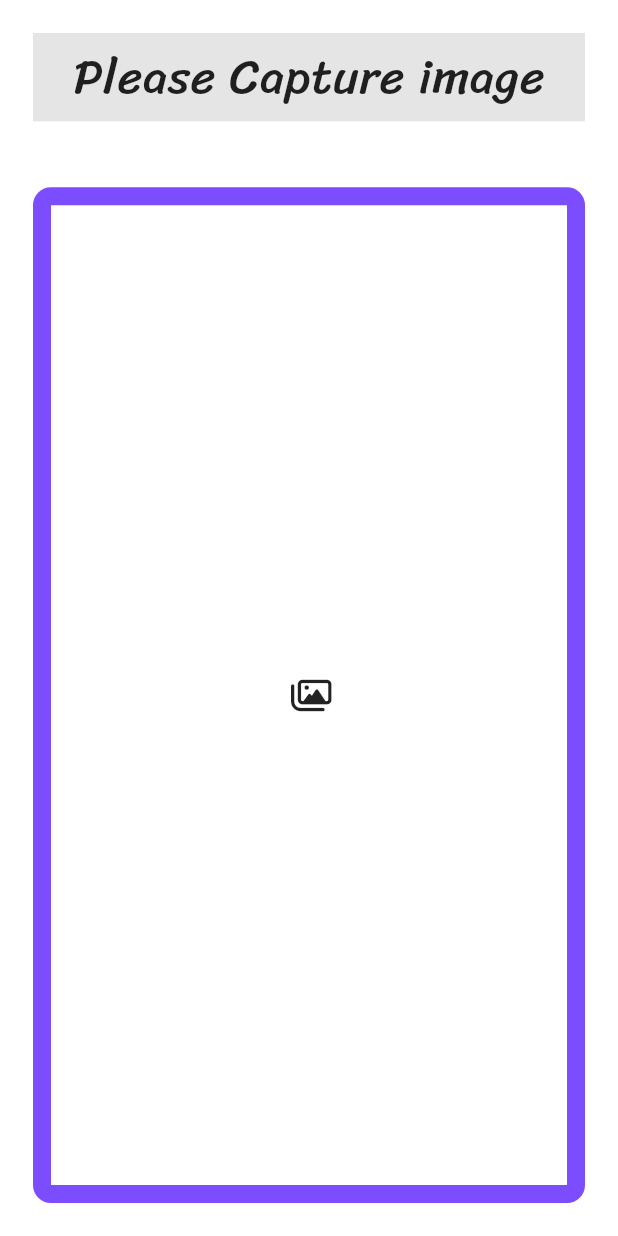
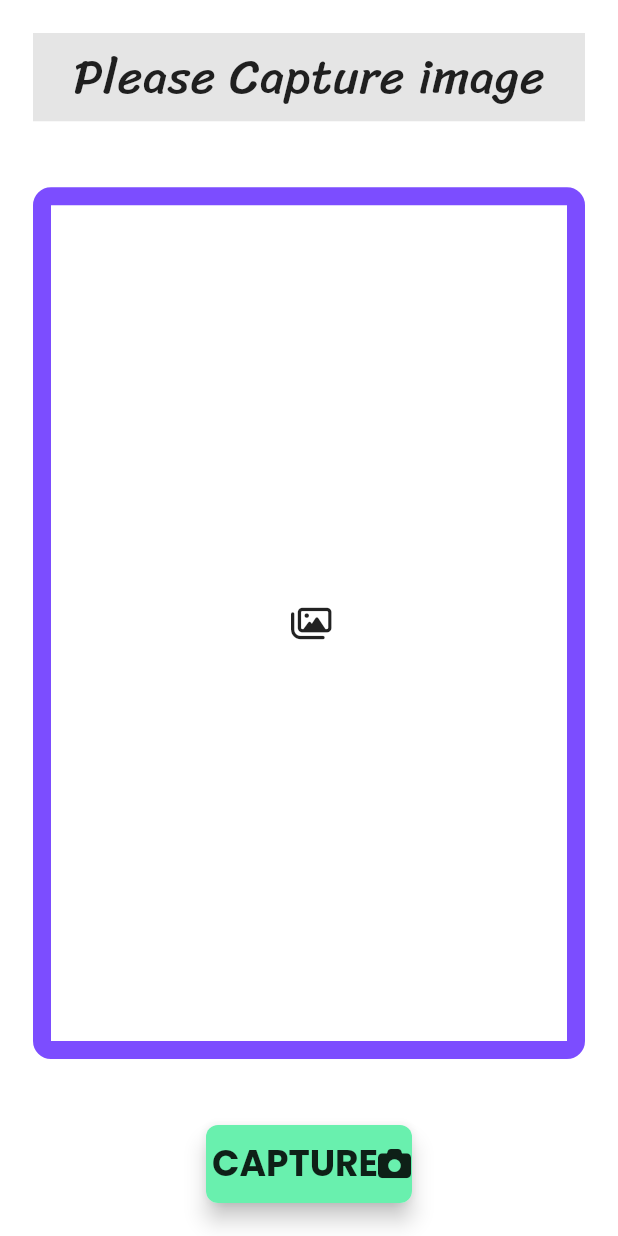
Before and after one commit to babasahi/Nebat, a Flutter app: the screen it shows after launch, on a phone screen of 412 x 824 dp. Run offline on Flutter 3.47's test engine with Material 2 defaults, Android fonts, the phone set to English and light mode, and no system bars; drawn by our look-alikes of modal_progress_hud_nsn; our stand-ins replace font_awesome_flutter, image_picker.

Commit message:
ui enhancements

```diff
--- a/lib/components/home_screen_components.dart
+++ b/lib/components/home_screen_components.dart
@@ -75,11 +75,6 @@ class IdentificationButton extends StatelessWidget {
             elevation: 6,
             borderRadius: const BorderRadius.all(Radius.circular(8)),
             child: Container(
-                padding: const EdgeInsets.symmetric(vertical: 8, horizontal: 8),
-                decoration: const BoxDecoration(
-                    color: Colors.greenAccent,
-                    borderRadius: BorderRadius.all(Radius.circular(8))),
-                height: 40,
                 child:
                     Provider.of<IdentificationProvider>(context).buttonLabel),
           ),
@@ -120,20 +115,28 @@ class ButtonWidget extends StatelessWidget {
   final IconData icon;
   @override
   Widget build(BuildContext context) {
-    return SizedBox(
-      width: MediaQuery.of(context).size.width / 3.5,
+    return Container(
+      decoration: const BoxDecoration(
+          color: Colors.greenAccent,
+          borderRadius: BorderRadius.all(Radius.circular(8))),
+      padding: const EdgeInsets.symmetric(vertical: 8, horizontal: 4),
+      width: MediaQuery.of(context).size.width / 3,
       child: Row(
+        crossAxisAlignment: CrossAxisAlignment.center,
         mainAxisAlignment: MainAxisAlignment.spaceAround,
         children: [
           Text(
             text,
             style: const TextStyle(
-              fontSize: 20,
+              fontSize: 24,
               fontFamily: 'Poppins',
               fontWeight: FontWeight.bold,
             ),
           ),
-          Icon(icon)
+          Icon(
+            icon,
+            size: 22,
+          )
         ],
       ),
     );
--- a/lib/screens/home_screen.dart
+++ b/lib/screens/home_screen.dart
@@ -16,18 +16,19 @@ class _HomePageState extends State<HomePage> {
   Widget build(BuildContext context) {
     return Scaffold(
       body: ModalProgressHUD(
+        progressIndicator: const CircularProgressIndicator(
+          color: Colors.greenAccent,
+        ),
         inAsyncCall: Provider.of<IdentificationProvider>(context).isLoading,
         child: SafeArea(
           child: Container(
             color: Colors.white,
             child: Column(
               mainAxisAlignment: MainAxisAlignment.spaceAround,
-              children: [
-                const PlantNameWidget(),
-                const CameraWidget(),
-                Provider.of<IdentificationProvider>(context).isImageSet
-                    ? const IdentificationButton()
-                    : const SizedBox(),
+              children: const [
+                PlantNameWidget(),
+                CameraWidget(),
+                IdentificationButton()
               ],
             ),
           ),
```
